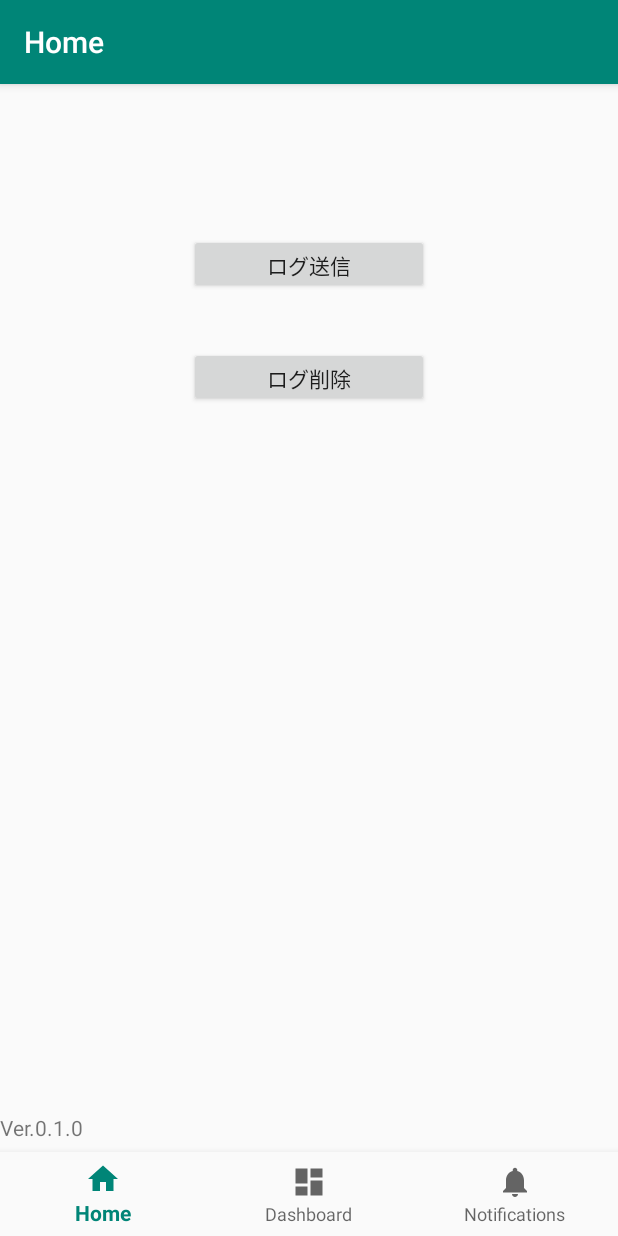
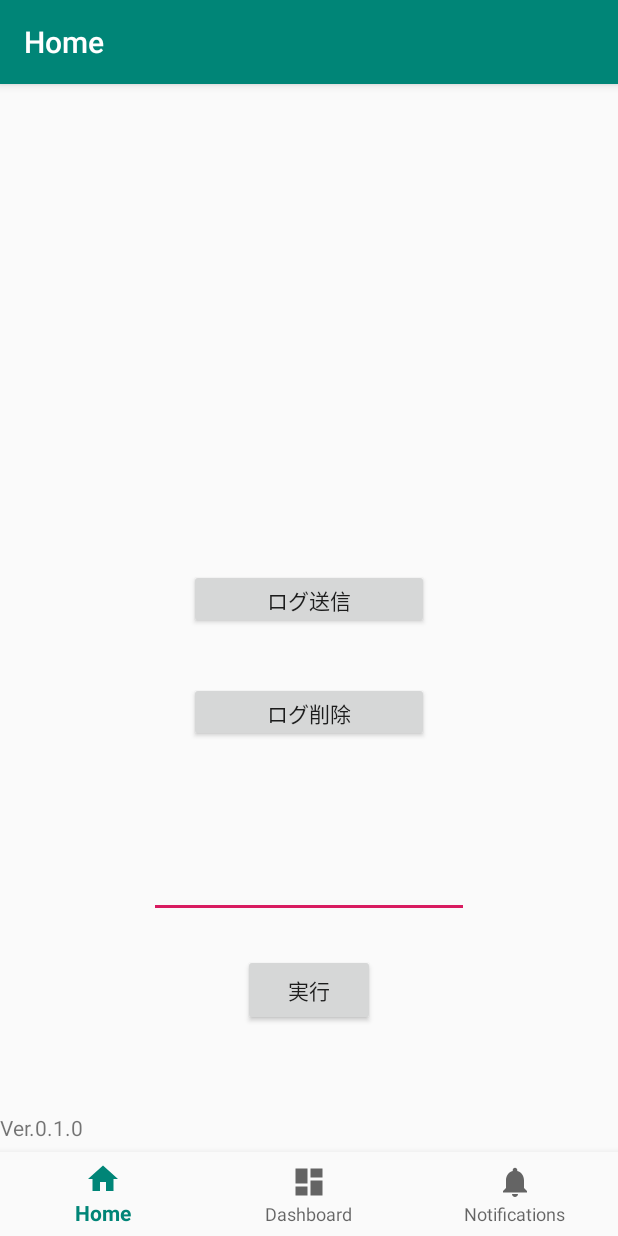
Before and after one commit to y-nakamura-tml/battelysurvey, an Android app: the screen it shows after launch (MainActivity), on a phone screen of 412 x 824 dp. Run offline under Robolectric (Android 15) with nearby library versions, the phone set to English and light mode, and no system bars; our stand-ins replace navigation-ui.

Commit message:
ゴミファイル作成追加

```diff
--- a/battelysurvey/app/src/main/res/layout/fragment_home.xml
+++ b/battelysurvey/app/src/main/res/layout/fragment_home.xml
@@ -18,6 +18,19 @@
 <!--        app:layout_constraintStart_toStartOf="parent"-->
 <!--        app:layout_constraintTop_toTopOf="parent" />-->
 
+    <ProgressBar
+        android:id="@+id/progressbar"
+        style="@android:style/Widget.ProgressBar.Large"
+        android:layout_width="wrap_content"
+        android:layout_height="wrap_content"
+        android:layout_margin="50dp"
+        android:indeterminate="false"
+        app:layout_constraintBottom_toBottomOf="parent"
+        app:layout_constraintEnd_toEndOf="parent"
+        app:layout_constraintStart_toStartOf="parent"
+        app:layout_constraintTop_toTopOf="parent"
+        android:visibility="invisible"/>
+
     <Button
         android:id="@+id/l_delete"
         android:layout_width="160dp"
@@ -32,10 +45,33 @@
         android:id="@+id/l_logOutput"
         android:layout_width="160dp"
         android:layout_height="40dp"
-        android:layout_marginTop="100dp"
         android:text="@string/l_logOutput"
+        app:layout_constraintBottom_toBottomOf="parent"
         app:layout_constraintEnd_toEndOf="parent"
         app:layout_constraintStart_toStartOf="parent"
         app:layout_constraintTop_toTopOf="parent" />
 
+    <EditText
+        android:id="@+id/editTextDate"
+        android:layout_width="wrap_content"
+        android:layout_height="wrap_content"
+        android:layout_marginTop="72dp"
+        android:ems="10"
+        android:inputType="date"
+        app:layout_constraintEnd_toEndOf="parent"
+        app:layout_constraintStart_toStartOf="parent"
+        app:layout_constraintTop_toBottomOf="@+id/l_delete" />
+
+    <Button
+        android:id="@+id/button"
+        android:layout_width="wrap_content"
+        android:layout_height="wrap_content"
+        android:layout_marginTop="24dp"
+        android:text="実行"
+        app:layout_constraintEnd_toEndOf="parent"
+        app:layout_constraintStart_toStartOf="parent"
+        app:layout_constraintTop_toBottomOf="@+id/editTextDate" />
+
+
+
 </androidx.constraintlayout.widget.ConstraintLayout>
```
Also changed, not shown: battelysurvey/app/src/main/java/com/technomedialab/battelysurvey/FileGeneration.java (+44 -0 lines), battelysurvey/app/src/main/java/com/technomedialab/battelysurvey/ui/home/HomeFragment.java (+64 -0 lines).
